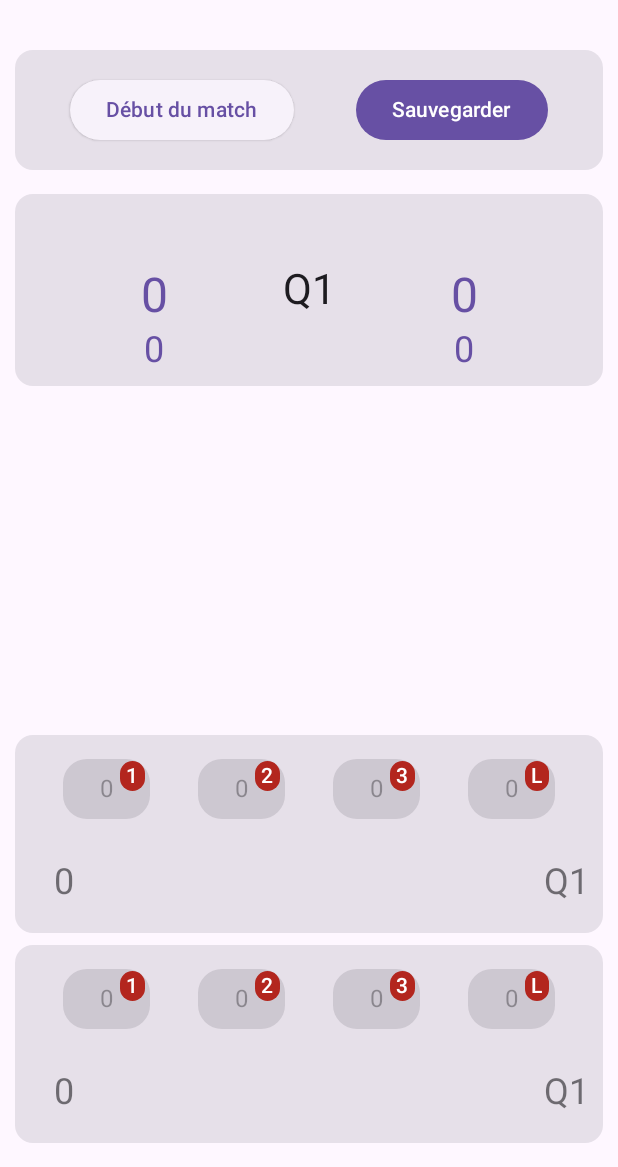
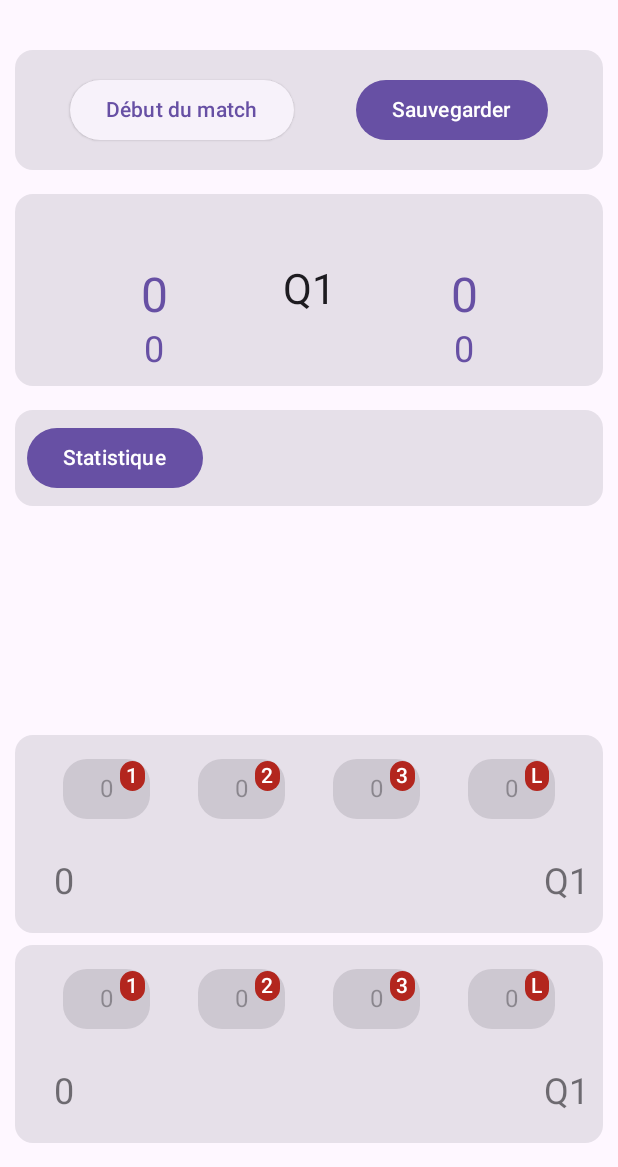
Before and after one commit to MacaronFR/Robobrole, an Android app built with Jetpack Compose: the MatchScreen screen opened through its navigation route, on a phone screen of 412 x 824 dp, the part 69-1236 px from its top. Run offline under Robolectric (Android 15) with nearby library versions, the phone set to English and light mode, and no system bars; our stand-ins replace Room's generated code.

Commit message:
start stat

```diff
--- a/app/src/main/java/fr/imacaron/robobrole/activity/MainActivity.kt
+++ b/app/src/main/java/fr/imacaron/robobrole/activity/MainActivity.kt
@@ -19,6 +19,7 @@ import fr.imacaron.robobrole.components.AppBar
 import fr.imacaron.robobrole.db.AppDatabase
 import fr.imacaron.robobrole.home.HomeScreen
 import fr.imacaron.robobrole.match.NewMatchScreen
+import fr.imacaron.robobrole.match.StatScreen
 import fr.imacaron.robobrole.types.AppState
 import fr.imacaron.robobrole.ui.theme.RobobroleTheme
 import kotlinx.coroutines.Dispatchers
@@ -52,7 +53,8 @@ class MainActivity : ComponentActivity() {
 					NavHost(navController, startDestination = "home", modifier = Modifier.fillMaxSize().padding(it)){
 						composable("home"){ HomeScreen(navController, db, appState) }
 						composable("new_match"){ NewMatchScreen(navController, appState, db) }
-						composable("match"){ MatchScreen(appState, db) }
+						composable("match"){ MatchScreen(appState, db, navController) }
+						composable("stat"){ StatScreen(appState, db) }
 					}
 				}
 			}
--- a/app/src/main/java/fr/imacaron/robobrole/match/MatchScreen.kt
+++ b/app/src/main/java/fr/imacaron/robobrole/match/MatchScreen.kt
@@ -22,6 +22,7 @@ import androidx.compose.ui.text.style.TextAlign
 import androidx.compose.ui.unit.Dp
 import androidx.compose.ui.unit.IntOffset
 import androidx.compose.ui.unit.dp
+import androidx.navigation.NavController
 import fr.imacaron.robobrole.activity.MainActivity
 import fr.imacaron.robobrole.db.AppDatabase
 import fr.imacaron.robobrole.types.AppState
@@ -34,7 +35,7 @@ import kotlin.math.roundToInt
 
 @OptIn(ExperimentalMaterialApi::class, DelicateCoroutinesApi::class)
 @Composable
-fun MatchScreen(state: AppState, db: AppDatabase){
+fun MatchScreen(state: AppState, db: AppDatabase, nav: NavController){
 	val size = LocalConfiguration.current.screenWidthDp
 	val sizePx = with(LocalDensity.current) { size.dp.toPx() }
 	val anchors = mutableMapOf<Float, Int>()
@@ -80,6 +81,11 @@ fun MatchScreen(state: AppState, db: AppDatabase){
 					TeamInfo(state.visitor, swipeState.targetValue)
 				}
 			}
+			Card(Modifier.padding(0.dp, 8.dp).fillMaxWidth()) {
+				Button({ nav.navigate("stat") }, Modifier.padding(8.dp)){
+					Text("Statistique")
+				}
+			}
 		}
 		Column(Modifier.padding(0.dp, 8.dp)) {
 			TeamCards(state.local, size.dp, sizePx, swipeState, anchors, state.gender == "F", state.left, state.done)
```
Also changed, not shown: app/src/main/java/fr/imacaron/robobrole/match/StatScreen.kt (added, +37 -0 lines).
